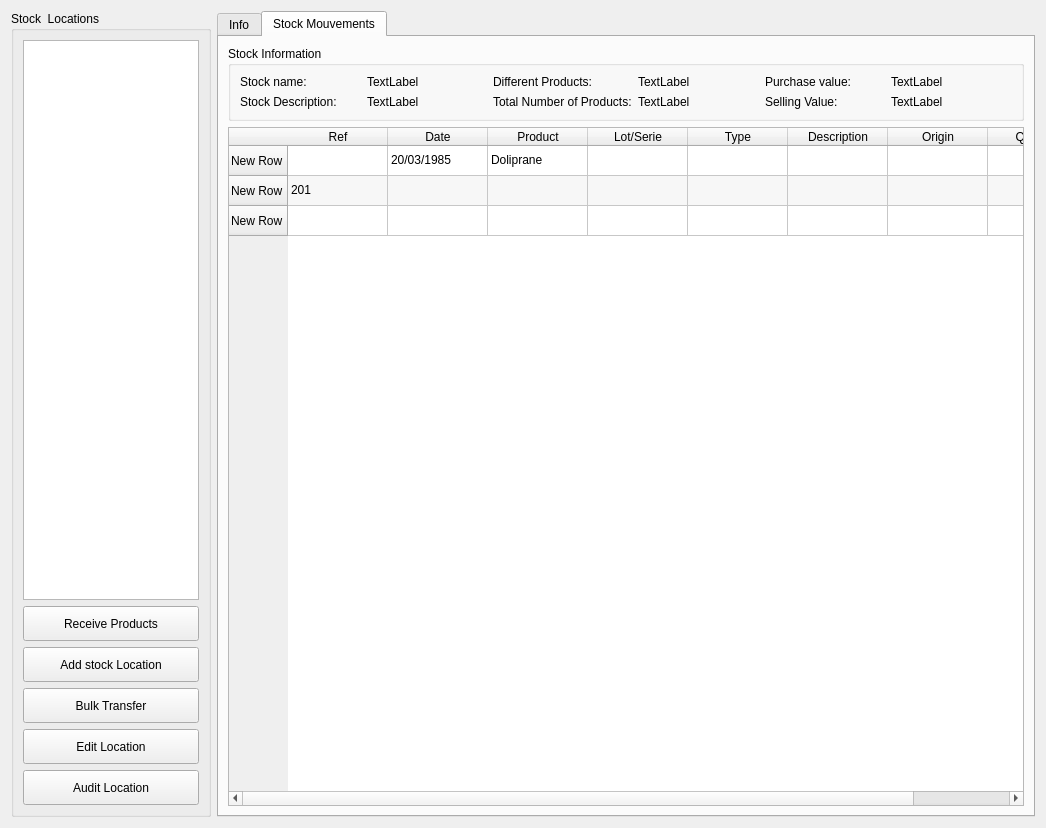
The window that templates/ui/InventoryWidget.ui (cubicalia/apotekia) describes before a commit, drawn with Qt 5.
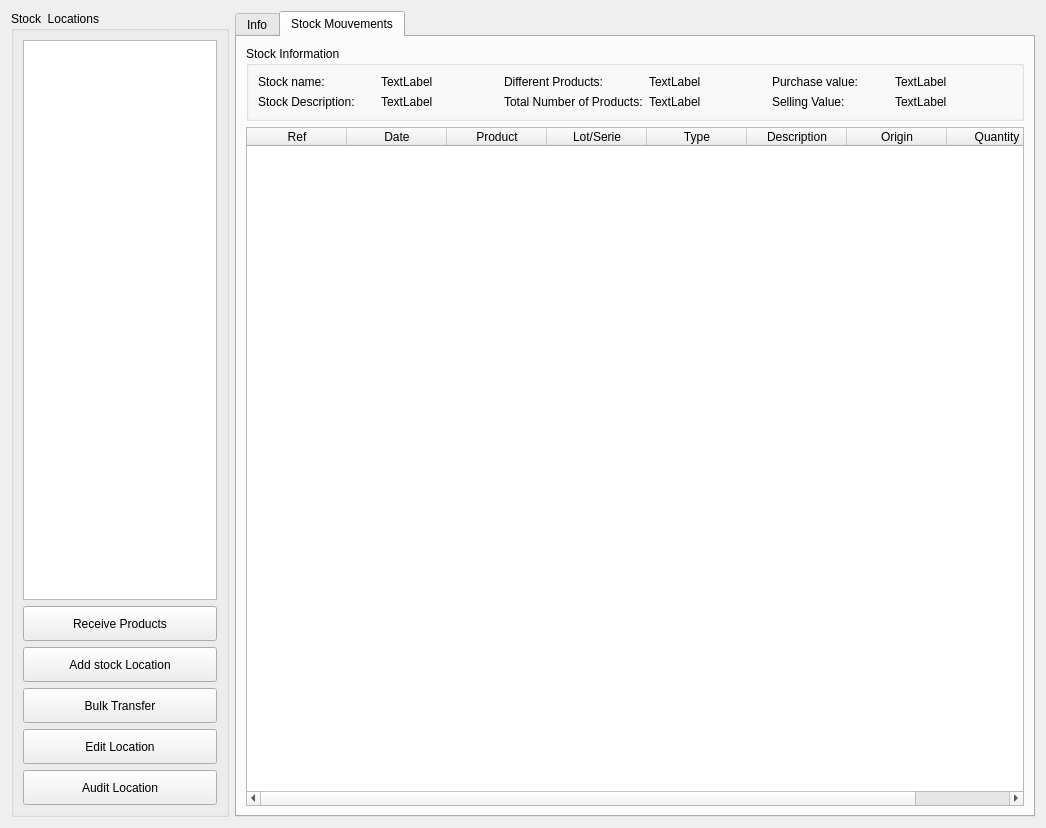
The same window after the commit.

Commit message: refactoring the POS widgets

What changed in the file:
```diff
--- a/templates/ui/InventoryWidget.ui
+++ b/templates/ui/InventoryWidget.ui
@@ -385,21 +385,6 @@
          <attribute name="horizontalHeaderStretchLastSection">
           <bool>true</bool>
          </attribute>
-         <row>
-          <property name="text">
-           <string>New Row</string>
-          </property>
-         </row>
-         <row>
-          <property name="text">
-           <string>New Row</string>
-          </property>
-         </row>
-         <row>
-          <property name="text">
-           <string>New Row</string>
-          </property>
-         </row>
          <column>
           <property name="text">
            <string>Ref</string>
@@ -440,21 +425,6 @@
            <string>Quantity</string>
           </property>
          </column>
-         <item row="0" column="1">
-          <property name="text">
-           <string>20/03/1985</string>
-          </property>
-         </item>
-         <item row="0" column="2">
-          <property name="text">
-           <string>Doliprane</string>
-          </property>
-         </item>
-         <item row="1" column="0">
-          <property name="text">
-           <string>201</string>
-          </property>
-         </item>
         </widget>
        </item>
       </layout>
```
Left out of the diff: 14 changed lines with no effect on the pictures. The commit also changes 2 other files.
